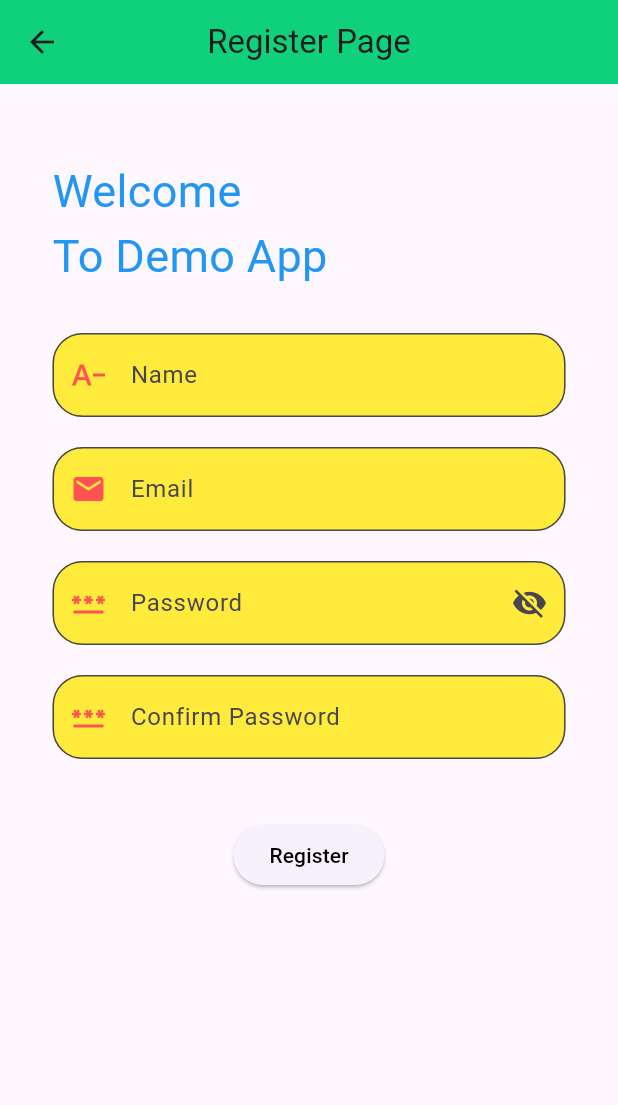
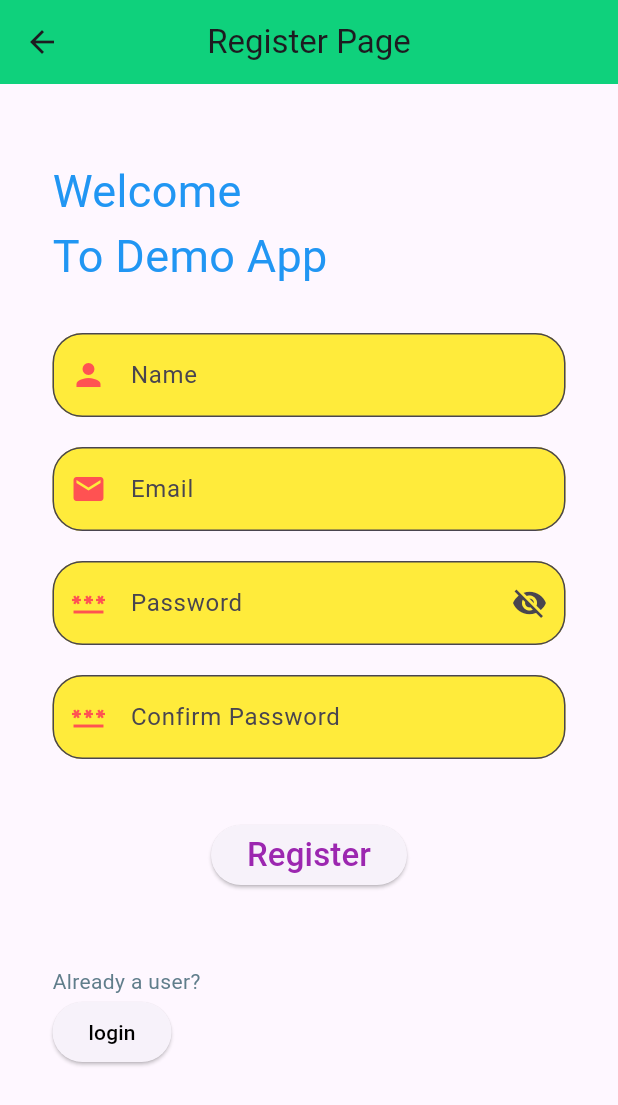
Before and after one commit to dahiyaarjun/first_project_flutter, a Flutter app: the UserRegister screen opened by its route, on a phone screen of 412 x 824 dp. Shown: the top 1105 px of the screen. Run offline on Flutter 3.47's test engine with Material 3 defaults, Android fonts, the phone set to English and light mode, and no system bars.

Commit message:
loginbutton added

```diff
--- a/lib/register.dart
+++ b/lib/register.dart
@@ -65,7 +65,7 @@ class _UserRegisterState extends State<UserRegister> {
 
                       fillColor: Colors.yellow,
                       filled: true,
-                      prefixIcon: Icon(Icons.text_decrease,color: Colors.redAccent),
+                      prefixIcon: Icon(Icons.person,color: Colors.redAccent),
                       focusedBorder: OutlineInputBorder(
                           borderSide: BorderSide(color:  Colors.blue,width: 2),borderRadius: BorderRadius.circular(20)
                           ),
@@ -183,7 +183,7 @@ class _UserRegisterState extends State<UserRegister> {
                 String confirmPassword=confirmPasswordC.text.toString();
                 apiResponse.apiUserRegistration(name,email,password,confirmPassword);
               },
-              child: Text('Register',style: TextStyle(color: Colors.black),),
+              child: Text('Register',style: TextStyle(color: Colors.purple,fontSize: 22)),
               style: ButtonStyle(
     overlayColor: MaterialStateProperty.resolveWith<Color?>(
       (Set<MaterialState> states) {
@@ -193,6 +193,40 @@ class _UserRegisterState extends State<UserRegister> {
       },
     )),
               ),
+        const SizedBox(height: 50),
+       Container(
+        padding: EdgeInsets.only(left: 35),
+       child:Row(
+        children: [
+
+          Text('Already a user?',style: TextStyle(color: Colors.blueGrey),),
+        ],
+       ),
+
+
+        ),
+        Container(
+          padding: EdgeInsets.only(left: 35),
+        child:Row(
+          children: [
+            ElevatedButton(onPressed: (){
+            Navigator.pushNamed(context, 'login');
+
+            },
+            child: Text('login',style: TextStyle(color: Colors.black),),
+            style: ButtonStyle(
+    overlayColor: MaterialStateProperty.resolveWith<Color?>(
+      (Set<MaterialState> states) {
+        if (states.contains(MaterialState.pressed))
+          return Colors.redAccent; //<-- SEE HERE
+        return Colors.green; // Defer to the widget's default.
+      },
+      )),
+            ),
+          ],
+        ),
+        ),
+
         ],
       ),
       ),
```
